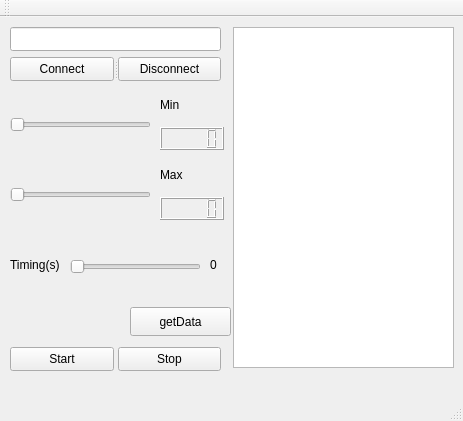
Qt form QtTcpClientConsumer/mainwindow.ui (fsilva19/qtSupervisory) before a commit.
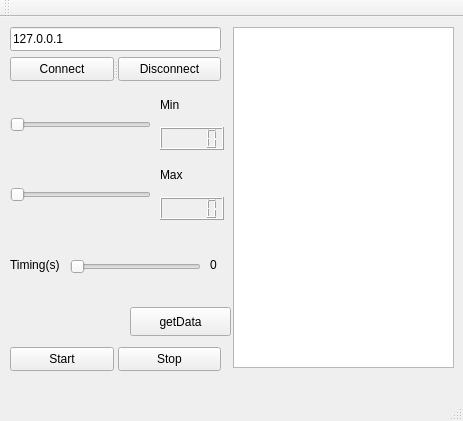
The same form after that commit.

Patch:
```diff
--- a/QtTcpClientConsumer/mainwindow.ui
+++ b/QtTcpClientConsumer/mainwindow.ui
@@ -36,6 +36,9 @@
       <height>24</height>
      </rect>
     </property>
+    <property name="text">
+     <string>127.0.0.1</string>
+    </property>
    </widget>
    <widget class="QTextEdit" name="textEdit_exibidorDeDados">
     <property name="geometry">
```
